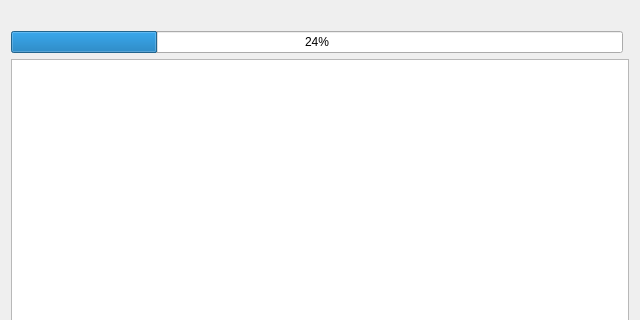
Before: the Qt Designer form src/tasks/taskmonitor.ui in alorence/tym, drawn with Qt 5; both pictures show x 0 to 640 and y 0 to 320 of the 640 by 480 pixel window.
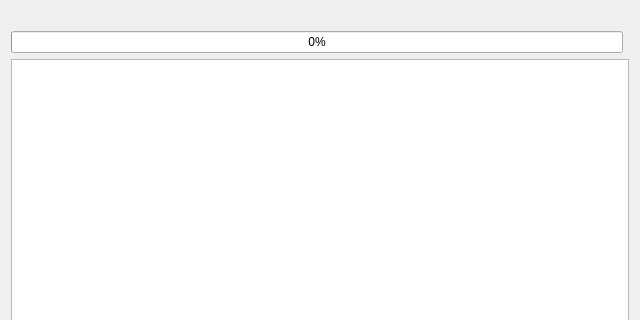
After: the same form once the commit is applied.

Commit message: (tasks) Improve progressbar management

Diff of the .ui file:
```diff
--- a/src/tasks/taskmonitor.ui
+++ b/src/tasks/taskmonitor.ui
@@ -36,7 +36,7 @@
    <item row="1" column="0">
     <widget class="QProgressBar" name="progressBar">
      <property name="value">
-      <number>24</number>
+      <number>0</number>
      </property>
     </widget>
    </item>
```
The commit also changes 2 other files.
